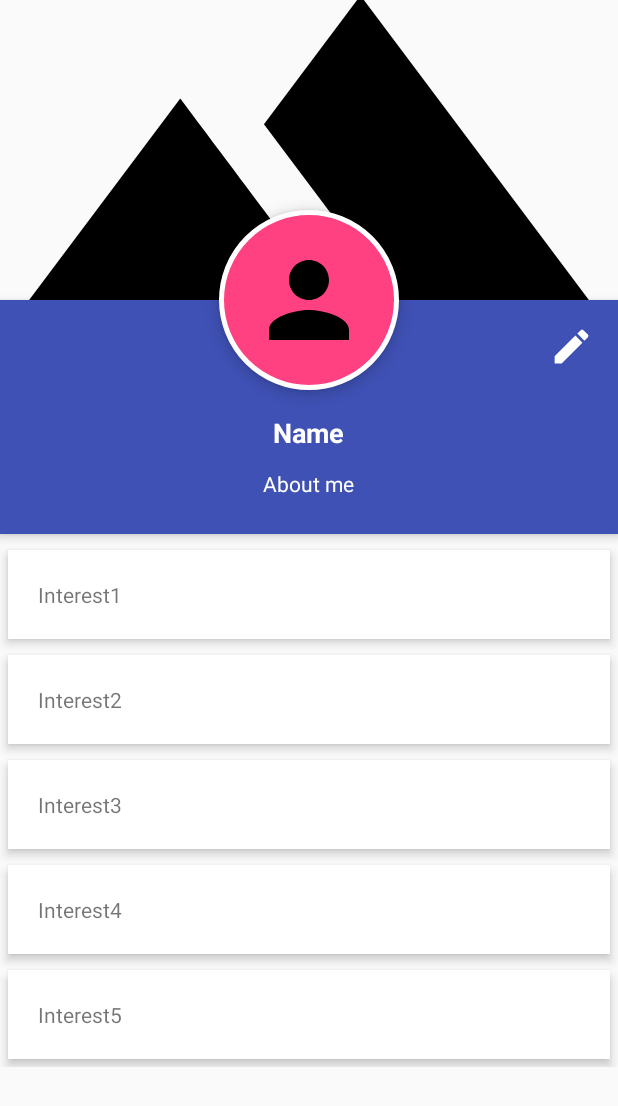
After one commit to gsingh2594/EnCircleMe, an Android app: the UserProfileActivity screen opened directly, with no data from a screen before it, on a phone screen of 412 x 824 dp. The commit adds this screen. Shown: the top 1106 px of the screen. Run offline under Robolectric (Android 15) with nearby library versions, the phone set to English and light mode, and no system bars; our stand-ins replace Firebase (no records; nobody signed in at launch, a user with empty details on screens opened directly); 2 statements that could not run were skipped.

Commit message:
Added CreateUserProfileAcivity and UserProfileActivity, both of which access the Firebase database. Modified MainActivity to check for existing user profile in DB upon log in.

```diff
--- a/app/src/debug/res/values/google_maps_api.xml
+++ b/app/src/debug/res/values/google_maps_api.xml
@@ -15,5 +15,5 @@
     Once you have your key (it starts with "AIza"), replace the "google_maps_key"
     string in this file.
     -->
-    <string name="google_maps_key" templateMergeStrategy="preserve" translatable="false">AIzaSyBm0m8A421U0gemLNlf1rbkzk4iRj1wq_s</string>
+    <string name="google_maps_key" templateMergeStrategy="preserve" translatable="false">AIzaSyDkRLHhZuwrDP9G51GBEmvBi61HQ_5oxs4</string>
 </resources>
--- a/app/src/main/AndroidManifest.xml
+++ b/app/src/main/AndroidManifest.xml
@@ -48,7 +48,9 @@
         <activity
             android:name=".ProfileActivity"
             android:label="@string/title_activity_profile"
-            android:theme="@style/AppTheme"></activity>
+            android:theme="@style/AppTheme" />
+        <activity android:name=".CreateUserProfileActivity" />
+        <activity android:name=".UserProfileActivity"></activity>
     </application>
 
 </manifest>
--- a/app/src/main/java/com/example/gurpreetsingh/encircleme/MapsActivity.java
+++ b/app/src/main/java/com/example/gurpreetsingh/encircleme/MapsActivity.java
@@ -60,7 +60,7 @@ public class MapsActivity extends FragmentActivity implements OnMapReadyCallback
         btnProfile.setOnClickListener(new View.OnClickListener() {
             @Override
             public void onClick(View view) {
-                Intent time = new Intent(MapsActivity.this, UserActivity.class);
+                Intent time = new Intent(MapsActivity.this, UserProfileActivity.class);
                 startActivity(time);
             }
         });
--- a/app/src/main/java/com/example/gurpreetsingh/encircleme/SignupActivity.java
+++ b/app/src/main/java/com/example/gurpreetsingh/encircleme/SignupActivity.java
@@ -135,7 +135,7 @@ public class SignupActivity extends AppCompatActivity {
                         }else{
                             Toast.makeText(getApplicationContext(), "You are successfully registered!",
                                     Toast.LENGTH_SHORT).show();
-                            Intent intent = new Intent(SignupActivity.this, MainActivity.class);
+                            Intent intent = new Intent(SignupActivity.this, CreateUserProfileActivity.class);
                             startActivity(intent);
                         }
                         // ...
--- /dev/null
+++ b/app/src/main/java/com/example/gurpreetsingh/encircleme/UserProfileActivity.java
@@ -0,0 +1,105 @@
+package com.example.gurpreetsingh.encircleme;
+
+import android.content.DialogInterface;
+import android.support.v7.app.AlertDialog;
+import android.support.v7.app.AppCompatActivity;
+import android.os.Bundle;
+import android.view.View;
+import android.widget.EditText;
+import android.widget.ImageView;
+import android.widget.TextView;
+import android.widget.Toast;
+
+import com.google.firebase.auth.FirebaseAuth;
+import com.google.firebase.database.DataSnapshot;
+import com.google.firebase.database.DatabaseError;
+import com.google.firebase.database.DatabaseReference;
+import com.google.firebase.database.FirebaseDatabase;
+import com.google.firebase.database.ValueEventListener;
+
+public class UserProfileActivity extends AppCompatActivity implements View.OnClickListener {
+    private FirebaseAuth auth;
+    private FirebaseDatabase database;
+    private DatabaseReference dbRef;
+    private DatabaseReference dbUserRef;
+    private User user;
+
+    private TextView profileName;
+    private TextView profileBio;
+    private ImageView editIcon;
+
+    private AlertDialog editBioDialog;
+
+
+    @Override
+    protected void onCreate(Bundle savedInstanceState) {
+        super.onCreate(savedInstanceState);
+        setContentView(R.layout.activity_user_profile);
+
+        auth = FirebaseAuth.getInstance();
+        String uid = auth.getCurrentUser().getUid();
+        database = FirebaseDatabase.getInstance();
+        dbRef = database.getReference();
+        dbUserRef = dbRef.child("users").child(uid);
+
+        profileName = (TextView) findViewById(R.id.user_profile_name);
+        profileBio = (TextView) findViewById(R.id.user_profile_bio);
+        editIcon = (ImageView) findViewById(R.id.edit_bio_icon);
+        editIcon.setOnClickListener(this);
+
+        dbUserRef.addValueEventListener(new ValueEventListener() {
+            @Override
+            public void onDataChange(DataSnapshot dataSnapshot) {
+                user = dataSnapshot.getValue(User.class);
+                profileName.setText(user.getName());
+                if(user.getBio()!=null)
+                    profileBio.setText(user.getBio());
+            }
+
+            @Override
+            public void onCancelled(DatabaseError databaseError) {
+                Toast.makeText(UserProfileActivity.this, "Data could not be retrieved", Toast.LENGTH_SHORT).show();
+            }
+        });
+
+    }
+
+    public void showEditDialog(){
+        final AlertDialog.Builder editBioDialogBuilder = new AlertDialog.Builder(UserProfileActivity.this);
+        editBioDialogBuilder.setTitle("Edit Bio");
+        EditText textBox = new EditText(this);
+        textBox.setId(R.id.edit_bio_text);
+        textBox.setText(user.getBio());
+        editBioDialogBuilder.setView(textBox);
+        editBioDialogBuilder.setPositiveButton("Save", new DialogInterface.OnClickListener(){
+            public void onClick(DialogInterface dialog, int ID){
+                // User clicked save button
+                saveUserBio();
+            }
+        });
+        editBioDialogBuilder.setNegativeButton("Cancel", new DialogInterface.OnClickListener() {
+            public void onClick(DialogInterface dialog, int id) {
+                // User cancelled the dialog
+            }
+        });
+        editBioDialog = editBioDialogBuilder.create();
+        editBioDialog.show();
+    }
+
+    public void saveUserBio(){
+        EditText dialogTextBox = (EditText) editBioDialog.findViewById(R.id.edit_bio_text);
+        String bio = dialogTextBox.getText().toString().trim();
+        user.setBio(bio);
+
+        // dbUserRef.setValue(user);    --> Unnecessary because it rewrites the whole User object to the DB
+        // use this line instead to update only the "bio" value
+        dbUserRef.child("bio").setValue(bio);
+    }
+
+    @Override
+    public void onClick(View v) {
+        if(v == editIcon){
+            showEditDialog();
+        }
+    }
+}
--- /dev/null
+++ b/app/src/main/res/drawable/circle_with_border.xml
@@ -0,0 +1,17 @@
+<?xml version="1.0" encoding="utf-8"?>
+<shape xmlns:android="http://schemas.android.com/apk/res/android"
+    android:shape="rectangle">
+    <corners android:radius="100dp" />
+    <solid android:color="@color/colorAccent" />
+
+    <stroke
+        android:width="3dip"
+        android:color="#FFFFFF" />
+
+    <padding
+        android:bottom="4dp"
+        android:left="4dp"
+        android:right="4dp"
+        android:top="4dp" />
+
+</shape>
--- /dev/null
+++ b/app/src/main/res/drawable/default_cover_photo.xml
@@ -0,0 +1,9 @@
+<vector xmlns:android="http://schemas.android.com/apk/res/android"
+        android:width="24dp"
+        android:height="24dp"
+        android:viewportWidth="24.0"
+        android:viewportHeight="24.0">
+    <path
+        android:fillColor="#FF000000"
+        android:pathData="M14,6l-3.75,5 2.85,3.8 -1.6,1.2C9.81,13.75 7,10 7,10l-6,8h22L14,6z"/>
+</vector>
--- /dev/null
+++ b/app/src/main/res/drawable/default_profile_photo.xml
@@ -0,0 +1,9 @@
+<vector xmlns:android="http://schemas.android.com/apk/res/android"
+        android:width="24dp"
+        android:height="24dp"
+        android:viewportWidth="24.0"
+        android:viewportHeight="24.0">
+    <path
+        android:fillColor="#FF000000"
+        android:pathData="M12,12c2.21,0 4,-1.79 4,-4s-1.79,-4 -4,-4 -4,1.79 -4,4 1.79,4 4,4zM12,14c-2.67,0 -8,1.34 -8,4v2h16v-2c0,-2.66 -5.33,-4 -8,-4z"/>
+</vector>
--- /dev/null
+++ b/app/src/main/res/drawable/edit_icon.xml
@@ -0,0 +1,9 @@
+<vector xmlns:android="http://schemas.android.com/apk/res/android"
+        android:width="24dp"
+        android:height="24dp"
+        android:viewportWidth="24.0"
+        android:viewportHeight="24.0">
+    <path
+        android:fillColor="#FFFFFF"
+        android:pathData="M3,17.25V21h3.75L17.81,9.94l-3.75,-3.75L3,17.25zM20.71,7.04c0.39,-0.39 0.39,-1.02 0,-1.41l-2.34,-2.34c-0.39,-0.39 -1.02,-0.39 -1.41,0l-1.83,1.83 3.75,3.75 1.83,-1.83z"/>
+</vector>
--- /dev/null
+++ b/app/src/main/res/layout/activity_user_profile.xml
@@ -0,0 +1,144 @@
+<?xml version="1.0" encoding="utf-8"?>
+<ScrollView xmlns:android="http://schemas.android.com/apk/res/android"
+    xmlns:tools="http://schemas.android.com/tools"
+    android:layout_width="match_parent"
+    android:layout_height="match_parent">
+
+    <RelativeLayout
+        android:layout_width="match_parent"
+        android:layout_height="match_parent">
+
+        <ImageView
+            android:id="@+id/header_cover_image"
+            android:layout_width="match_parent"
+            android:layout_height="200dp"
+            android:scaleType="centerCrop"
+            android:src="@drawable/default_cover_photo" />
+
+        <ImageButton
+            android:id="@+id/user_profile_photo"
+            android:layout_width="120dp"
+            android:layout_height="120dp"
+            android:layout_below="@+id/header_cover_image"
+            android:layout_centerHorizontal="true"
+            android:layout_marginTop="-60dp"
+            android:background="@drawable/circle_with_border"
+            android:elevation="5dp"
+            android:padding="20dp"
+            android:scaleType="centerCrop"
+            android:src="@drawable/default_profile_photo" />
+
+        <RelativeLayout
+            android:id="@+id/profile_layout"
+            android:layout_width="match_parent"
+            android:layout_height="wrap_content"
+            android:layout_below="@+id/header_cover_image"
+            android:background="@color/colorPrimary"
+            android:elevation="4dp"
+            android:paddingBottom="24dp">
+            <!--
+            <ImageView
+                android:id="@+id/add_friend_icon"
+                android:layout_width="30dp"
+                android:layout_height="30dp"
+                android:layout_alignParentRight="true"
+                android:layout_marginRight="16dp"
+                android:layout_marginTop="16dp"
+                android:src="@drawable/ic_add_user"/>
+            -->
+            <ImageView
+                android:id="@+id/edit_bio_icon"
+                android:layout_width="30dp"
+                android:layout_height="30dp"
+                android:layout_alignParentRight="true"
+                android:layout_marginRight="16dp"
+                android:layout_marginTop="16dp"
+                android:src="@drawable/edit_icon"/>
+
+            <TextView
+                android:id="@+id/user_profile_name"
+                android:layout_width="wrap_content"
+                android:layout_height="wrap_content"
+                android:layout_centerHorizontal="true"
+                android:layout_marginTop="76dp"
+                android:text="Name"
+                android:textColor="#FFFFFF"
+                android:textSize="18sp"
+                android:textStyle="bold" />
+
+            <TextView
+                android:id="@+id/user_profile_bio"
+                android:layout_width="wrap_content"
+                android:layout_height="wrap_content"
+                android:layout_below="@+id/user_profile_name"
+                android:layout_centerHorizontal="true"
+                android:layout_marginTop="12dp"
+                android:text="About me"
+                android:textColor="#FFFFFF"
+                android:textSize="14sp" />
+        </RelativeLayout>
+
+
+        <LinearLayout
+            android:layout_width="match_parent"
+            android:layout_height="wrap_content"
+            android:layout_below="@+id/profile_layout"
+            android:layout_marginTop="5dp"
+            android:orientation="vertical">
+
+            <TextView
+                android:layout_width="match_parent"
+                android:layout_height="wrap_content"
+                android:layout_margin="5dp"
+                android:background="#fff"
+                android:clickable="true"
+                android:elevation="4dp"
+                android:padding="20dp"
+                android:text="Interest1" />
+
+            <TextView
+                android:layout_width="match_parent"
+                android:layout_height="wrap_content"
+                android:layout_margin="5dp"
+                android:layout_marginBottom="3dp"
+                android:layout_marginTop="3dp"
+                android:background="#fff"
+                android:clickable="true"
+                android:elevation="4dp"
+                android:padding="20dp"
+                android:text="Interest2" />
+
+            <TextView
+                android:layout_width="match_parent"
+                android:layout_height="wrap_content"
+                android:layout_margin="5dp"
+                android:background="#fff"
+                android:clickable="true"
+                android:elevation="4dp"
+                android:padding="20dp"
+                android:text="Interest3" />
+
+            <TextView
+                android:layout_width="match_parent"
+                android:layout_height="wrap_content"
+                android:layout_margin="5dp"
+                android:layout_marginBottom="3dp"
+                android:layout_marginTop="3dp"
+                android:background="#fff"
+                android:clickable="true"
+                android:elevation="4dp"
+                android:padding="20dp"
+                android:text="Interest4" />
+
+            <TextView
+                android:layout_width="match_parent"
+                android:layout_height="wrap_content"
+                android:layout_margin="5dp"
+                android:background="#fff"
+                android:clickable="true"
+                android:elevation="4dp"
+                android:padding="20dp"
+                android:text="Interest5" />
+        </LinearLayout>
+    </RelativeLayout>
+</ScrollView>
--- /dev/null
+++ b/app/src/main/res/values/ids.xml
@@ -0,0 +1,4 @@
+<?xml version="1.0" encoding="utf-8"?>
+<resources>
+    <item name="edit_bio_text" type="id"></item>
+</resources>
```
Also changed, not shown: app/src/main/java/com/example/gurpreetsingh/encircleme/CreateUserProfileActivity.java (added, +106 -0 lines), app/src/main/java/com/example/gurpreetsingh/encircleme/MainActivity.java (+50 -14 lines), app/src/main/java/com/example/gurpreetsingh/encircleme/User.java (added, +43 -0 lines), app/src/main/res/drawable/alerts.xml (added, +9 -0 lines), app/src/main/res/drawable/friends.xml (added, +9 -0 lines), app/src/main/res/drawable/profile.xml (added, +9 -0 lines), app/src/main/res/layout/activity_create_user_profile.xml (added, +57 -0 lines).
